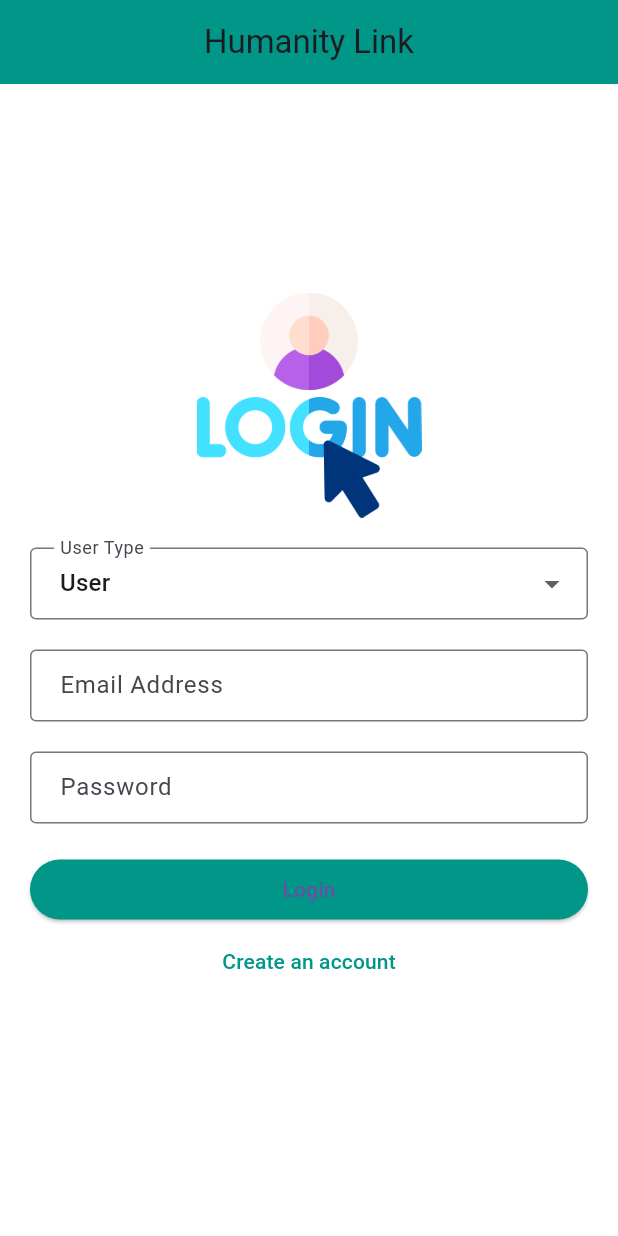
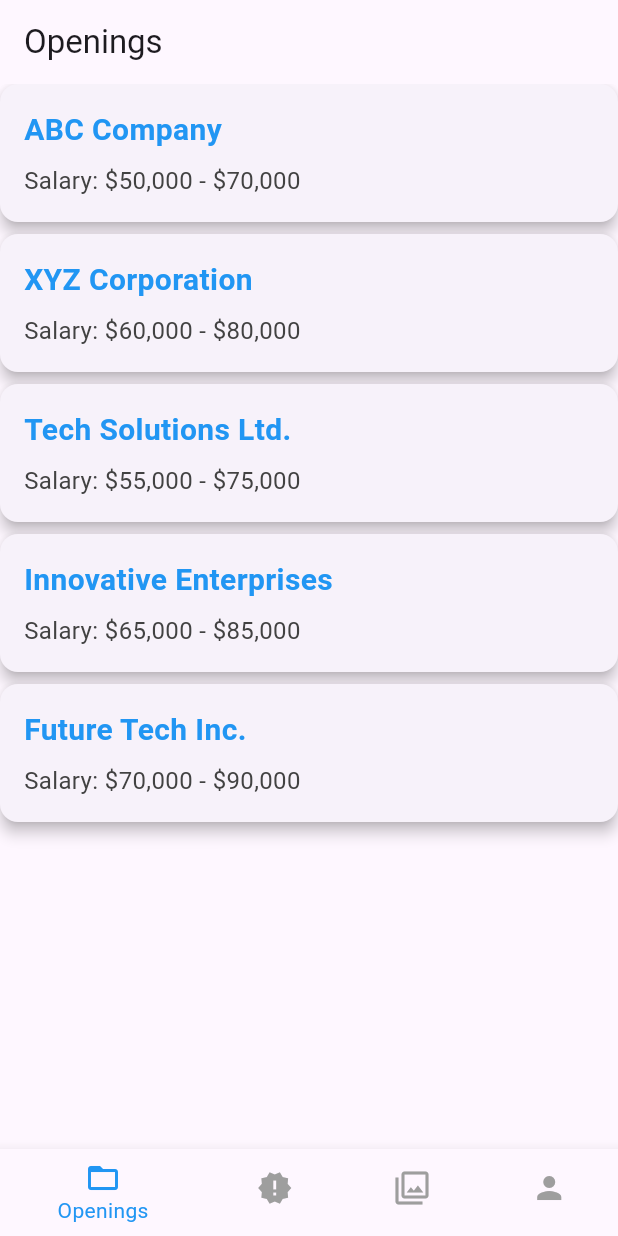
Before and after one commit to nayankeote-2004/wigdet_warriors, a Flutter app: the screen it shows after launch, on a phone screen of 412 x 824 dp. Run offline on Flutter 3.47's test engine with Material 3 defaults, Android fonts, the phone set to English and light mode, and no system bars; our stand-ins replace firebase_auth, firebase_core; accounts and stored records are empty.

Commit message:
all screens added

```diff
--- a/lib/main.dart
+++ b/lib/main.dart
@@ -1,7 +1,8 @@
 import 'package:firebase_core/firebase_core.dart';
 import 'package:flutter/material.dart';
-import 'package:interview_app/auth.dart';
 import 'package:interview_app/firebase_options.dart';
+import 'package:interview_app/navBar.dart';
+import 'package:interview_app/screens/filterPage.dart';
 
 void main() async {
   WidgetsFlutterBinding.ensureInitialized();
@@ -9,6 +10,7 @@ void main() async {
     options: DefaultFirebaseOptions.currentPlatform,
   );
   runApp(MaterialApp(
-    home: const AuthScreen2(),
+    debugShowCheckedModeBanner: false,
+    home:  NavigationBarPage(),
   ));
 }
--- /dev/null
+++ b/lib/navBar.dart
@@ -0,0 +1,69 @@
+import 'package:flutter/material.dart';
+import 'package:interview_app/screens/filterPage.dart';
+import 'package:interview_app/screens/homepage.dart';
+import 'package:interview_app/screens/profile.dart';
+
+class NavigationBarPage extends StatefulWidget {
+  @override
+  _NavigationBarPageState createState() => _NavigationBarPageState();
+}
+
+class _NavigationBarPageState extends State<NavigationBarPage> {
+  int _selectedIndex = 0;
+
+  final List<Widget> _widgetOptions = <Widget>[
+    HomePage(),
+    Text('News'),
+    SelectSkillsPage(),
+    CandidateProfilePage(),
+  ];
+
+  final List<String> _appBarTitles = <String>[
+    'Openings',
+    'News',
+    'Skills',
+    'Profile',
+  ];
+
+  @override
+  Widget build(BuildContext context) {
+    return Scaffold(
+      appBar: AppBar(
+        title: Text(_appBarTitles[_selectedIndex]),
+      ),
+      body: Center(
+        child: _widgetOptions.elementAt(_selectedIndex),
+      ),
+      bottomNavigationBar: BottomNavigationBar(
+        currentIndex: _selectedIndex,
+        onTap: _onItemTapped,
+        selectedItemColor: Colors.blue, // Set selected item color
+        unselectedItemColor: Colors.grey, // Set unselected item color
+        items: [
+          BottomNavigationBarItem(
+            icon: Icon(Icons.folder_open),
+            label: 'Openings',
+          ),
+          BottomNavigationBarItem(
+            icon: Icon(Icons.new_releases),
+            label: 'News',
+          ),
+          BottomNavigationBarItem(
+            icon: Icon(Icons.filter),
+            label: 'Filters',
+          ),
+          BottomNavigationBarItem(
+            icon: Icon(Icons.person),
+            label: 'Profile',
+          ),
+        ],
+      ),
+    );
+  }
+
+  void _onItemTapped(int index) {
+    setState(() {
+      _selectedIndex = index;
+    });
+  }
+}
--- /dev/null
+++ b/lib/screens/homepage.dart
@@ -0,0 +1,122 @@
+import 'package:flutter/material.dart';
+import 'package:interview_app/screens/filterPage.dart';
+
+class HomePage extends StatelessWidget {
+  // Dummy list of companies and their salaries
+  final List<Map<String, dynamic>> companies = [
+    {'name': 'ABC Company', 'salary': '\$50,000 - \$70,000'},
+    {'name': 'XYZ Corporation', 'salary': '\$60,000 - \$80,000'},
+    {'name': 'Tech Solutions Ltd.', 'salary': '\$55,000 - \$75,000'},
+    {'name': 'Innovative Enterprises', 'salary': '\$65,000 - \$85,000'},
+    {'name': 'Future Tech Inc.', 'salary': '\$70,000 - \$90,000'},
+  ];
+
+  @override
+  Widget build(BuildContext context) {
+    return Scaffold(
+      body: ListView.separated(
+        itemCount: companies.length,
+        separatorBuilder: (context, index) => SizedBox(height: 8),
+        itemBuilder: (context, index) {
+          final company = companies[index];
+          return GestureDetector(
+            onTap: () {
+              _showApplyDialog(context, company['name']);
+            },
+            child: Card(
+              elevation: 4,
+              margin: EdgeInsets.zero,
+              shape: RoundedRectangleBorder(
+                borderRadius: BorderRadius.circular(12),
+              ),
+              child: Padding(
+                padding: EdgeInsets.all(16),
+                child: Column(
+                  crossAxisAlignment: CrossAxisAlignment.start,
+                  children: [
+                    Text(
+                      company['name'],
+                      style: TextStyle(
+                        fontSize: 20,
+                        fontWeight: FontWeight.bold,
+                        color: Colors.blue,
+                      ),
+                    ),
+                    SizedBox(height: 8),
+                    Text(
+                      'Salary: ${company['salary']}',
+                      style: TextStyle(
+                        fontSize: 16,
+                        color: Colors.grey[800],
+                      ),
+                    ),
+                  ],
+                ),
+              ),
+            ),
+          );
+        },
+      ),
+    );
+  }
+
+  void _showApplyDialog(BuildContext context, String companyName) {
+    showDialog(
+      context: context,
+      builder: (BuildContext context) {
+        return AlertDialog(
+          title: Text('Apply for $companyName?'),
+          actions: [
+            TextButton(
+              onPressed: () {
+                Navigator.of(context).pop();
+              },
+              child: Text(
+                'Cancel',
+                style: TextStyle(color: Colors.blue),
+              ),
+            ),
+            TextButton(
+              onPressed: () {
+                Navigator.of(context).pop();
+                _showSuccessDialog(context);
+              },
+              child: Text(
+                'Apply',
+                style: TextStyle(color: Colors.blue),
+              ),
+            ),
+          ],
+        );
+      },
+    );
+  }
+
+  void _showSuccessDialog(BuildContext context) {
+    showDialog(
+      context: context,
+      builder: (BuildContext context) {
+        return AlertDialog(
+          title: Row(
+            children: [
+              Icon(Icons.check_circle, color: Colors.green),
+              SizedBox(width: 8),
+              Text('Successfully Applied!'),
+            ],
+          ),
+          actions: [
+            TextButton(
+              onPressed: () {
+                Navigator.of(context).pop();
+              },
+              child: Text(
+                'OK',
+                style: TextStyle(color: Colors.blue),
+              ),
+            ),
+          ],
+        );
+      },
+    );
+  }
+}
```
Also changed, not shown: lib/screens/filterPage.dart (added, +154 -0 lines), lib/screens/profile.dart (added, +109 -0 lines).
